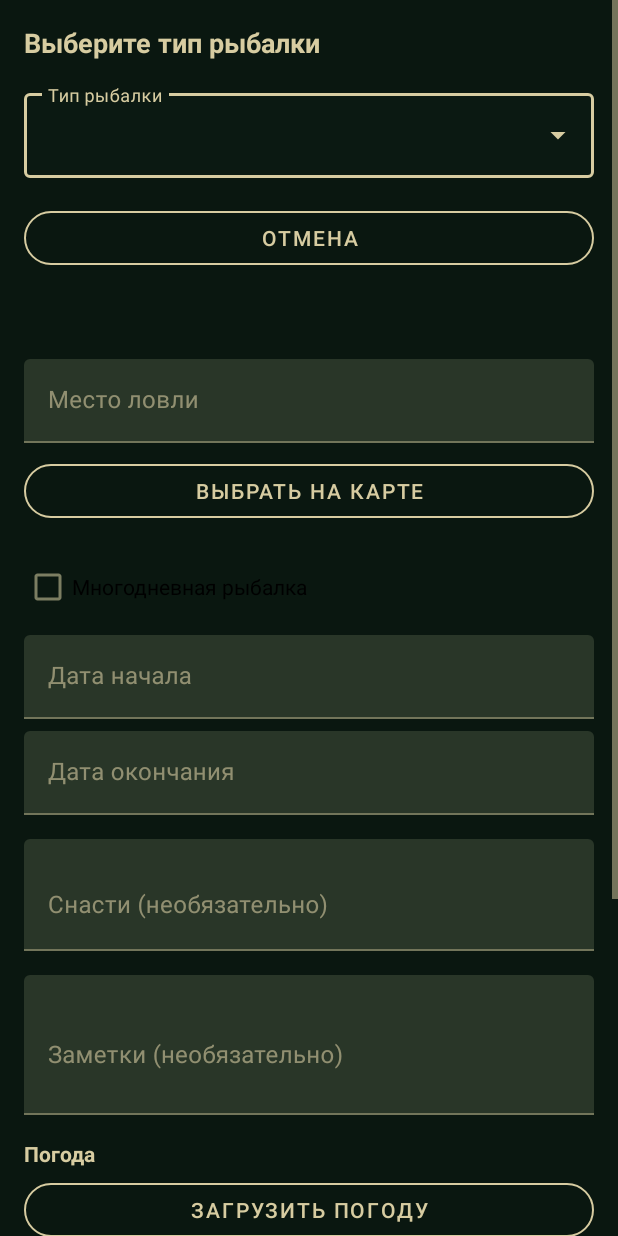
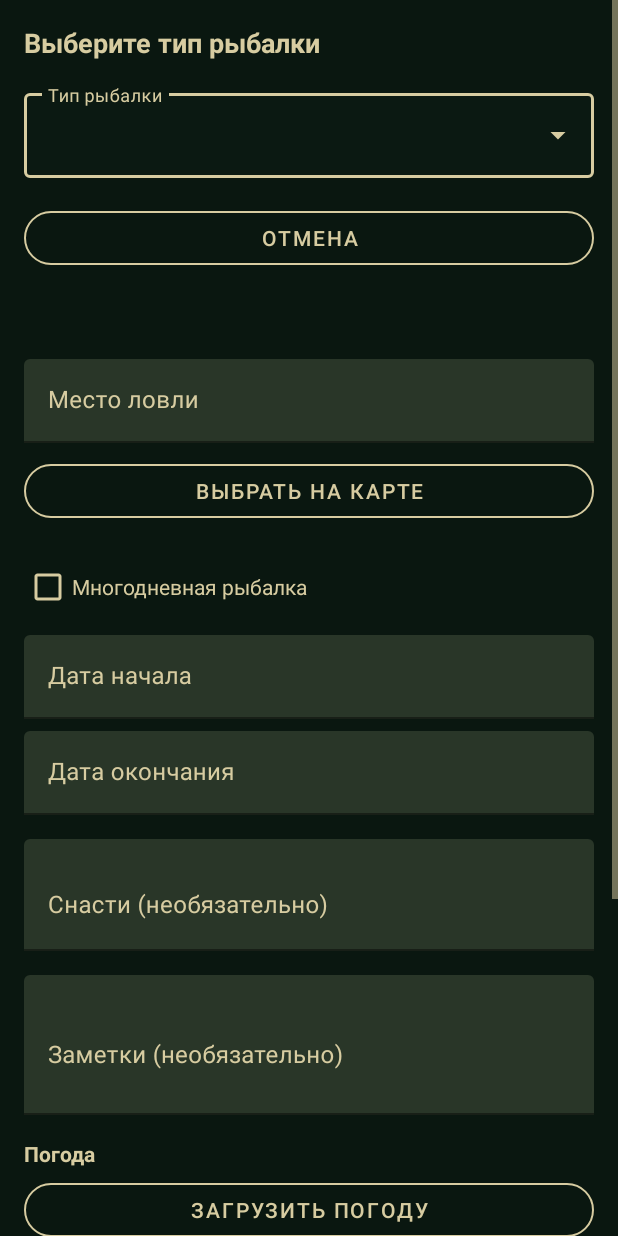
Before and after one commit to VyacheslavQA/Drift_Notes, an Android app built with Jetpack Compose: the layout activity_add_fishing_note.xml on its own in the app's theme, with its tools: preview values and no code run, on a phone screen of 412 x 824 dp. Run offline under Robolectric (Android 15) with nearby library versions, the phone set to English and light mode, and no system bars.

Commit message:
поправил цвет шрифта в заметке

```diff
--- a/app/src/main/res/layout/activity_add_fishing_note.xml
+++ b/app/src/main/res/layout/activity_add_fishing_note.xml
@@ -26,19 +26,24 @@
                 android:layout_marginBottom="16dp"
                 android:text="@string/select_fishing_type"
                 android:textSize="18sp"
-                android:textStyle="bold" />
+                android:textStyle="bold"
+                android:textColor="@color/primary" />
 
             <com.google.android.material.textfield.TextInputLayout
                 android:layout_width="match_parent"
                 android:layout_height="wrap_content"
-                style="@style/Widget.MaterialComponents.TextInputLayout.OutlinedBox.ExposedDropdownMenu">
+                style="@style/Widget.MaterialComponents.TextInputLayout.OutlinedBox.ExposedDropdownMenu"
+                android:textColorHint="@color/primary"
+                app:boxStrokeColor="@color/primary"
+                app:hintTextColor="@color/primary">
 
                 <AutoCompleteTextView
                     android:id="@+id/dropdownFishingType"
                     android:layout_width="match_parent"
                     android:layout_height="wrap_content"
                     android:hint="@string/fishing_type"
-                    android:inputType="none" />
+                    android:inputType="none"
+                    android:textColor="@color/on_surface" />
             </com.google.android.material.textfield.TextInputLayout>
 
             <Button
@@ -61,6 +66,7 @@
                     android:layout_height="wrap_content"
                     android:textSize="18sp"
                     android:textStyle="bold"
+                    android:textColor="@color/primary"
                     app:layout_constraintEnd_toEndOf="parent"
                     app:layout_constraintStart_toStartOf="parent"
                     app:layout_constraintTop_toTopOf="parent" />
@@ -71,6 +77,9 @@
                     android:layout_width="0dp"
                     android:layout_height="wrap_content"
                     android:layout_marginTop="16dp"
+                    android:textColorHint="@color/primary"
+                    app:boxStrokeColor="@color/primary"
+                    app:hintTextColor="@color/primary"
                     app:layout_constraintEnd_toEndOf="parent"
                     app:layout_constraintStart_toStartOf="parent"
                     app:layout_constraintTop_toBottomOf="@+id/formContentTitle">
@@ -80,7 +89,8 @@
                         android:layout_width="match_parent"
                         android:layout_height="wrap_content"
                         android:hint="@string/location"
-                        android:inputType="textCapSentences" />
+                        android:inputType="textCapSentences"
+                        android:textColor="@color/on_surface" />
                 </com.google.android.material.textfield.TextInputLayout>
 
                 <!-- Кнопка открытия карты -->
@@ -101,6 +111,7 @@
                     android:layout_height="wrap_content"
                     android:layout_marginTop="8dp"
                     android:visibility="gone"
+                    android:textColor="@color/on_surface"
                     app:layout_constraintEnd_toEndOf="parent"
                     app:layout_constraintStart_toStartOf="parent"
                     app:layout_constraintTop_toBottomOf="@+id/buttonOpenMap" />
@@ -112,6 +123,8 @@
                     android:layout_height="wrap_content"
                     android:layout_marginTop="16dp"
                     android:text="@string/multi_day_fishing"
+                    android:textColor="@color/on_surface"
+                    android:buttonTint="@color/primary"
                     app:layout_constraintEnd_toEndOf="parent"
                     app:layout_constraintStart_toStartOf="parent"
                     app:layout_constraintTop_toBottomOf="@+id/textViewSelectedCoordinates" />
@@ -122,6 +135,9 @@
                     android:layout_width="0dp"
                     android:layout_height="wrap_content"
                     android:layout_marginTop="8dp"
+                    android:textColorHint="@color/primary"
+                    app:boxStrokeColor="@color/primary"
+                    app:hintTextColor="@color/primary"
                     app:layout_constraintEnd_toEndOf="parent"
                     app:layout_constraintStart_toStartOf="parent"
                     app:layout_constraintTop_toBottomOf="@+id/checkBoxMultiDay">
@@ -132,7 +148,8 @@
                         android:layout_height="wrap_content"
                         android:focusable="false"
                         android:hint="@string/start_date"
-                        android:inputType="none" />
+                        android:inputType="none"
+                        android:textColor="@color/on_surface" />
                 </com.google.android.material.textfield.TextInputLayout>
 
                 <!-- Поле для конечной даты (скрыто при однодневной рыбалке) -->
@@ -141,6 +158,9 @@
                     android:layout_width="0dp"
                     android:layout_height="wrap_content"
                     android:layout_marginTop="8dp"
+                    android:textColorHint="@color/primary"
+                    app:boxStrokeColor="@color/primary"
+                    app:hintTextColor="@color/primary"
                     app:layout_constraintEnd_toEndOf="parent"
                     app:layout_constraintStart_toStartOf="parent"
                     app:layout_constraintTop_toBottomOf="@+id/layoutStartDate">
@@ -151,7 +171,8 @@
                         android:layout_height="wrap_content"
                         android:focusable="false"
                         android:hint="@string/end_date"
-                        android:inputType="none" />
+                        android:inputType="none"
+                        android:textColor="@color/on_surface" />
                 </com.google.android.material.textfield.TextInputLayout>
 
                 <!-- Поле для снастей (необязательное) -->
@@ -160,6 +181,9 @@
                     android:layout_width="0dp"
                     android:layout_height="wrap_content"
                     android:layout_marginTop="16dp"
+                    android:textColorHint="@color/primary"
+                    app:boxStrokeColor="@color/primary"
+                    app:hintTextColor="@color/primary"
                     app:layout_constraintEnd_toEndOf="parent"
                     app:layout_constraintStart_toStartOf="parent"
                     app:layout_constraintTop_toBottomOf="@+id/layoutEndDate">
@@ -170,7 +194,8 @@
                         android:layout_height="wrap_content"
                         android:hint="@string/tackle_optional"
                         android:inputType="textCapSentences|textMultiLine"
-                        android:minLines="2" />
+                        android:minLines="2"
+                        android:textColor="@color/on_surface" />
                 </com.google.android.material.textfield.TextInputLayout>
 
                 <!-- Поле для заметок (необязательное) -->
@@ -179,6 +204,9 @@
                     android:layout_width="0dp"
                     android:layout_height="wrap_content"
                     android:layout_marginTop="16dp"
+                    android:textColorHint="@color/primary"
+                    app:boxStrokeColor="@color/primary"
+                    app:hintTextColor="@color/primary"
                     app:layout_constraintEnd_toEndOf="parent"
                     app:layout_constraintStart_toStartOf="parent"
                     app:layout_constraintTop_toBottomOf="@+id/tackleInputLayout">
@@ -189,7 +217,8 @@
                         android:layout_height="wrap_content"
                         android:hint="@string/notes_optional"
                         android:inputType="textCapSentences|textMultiLine"
-                        android:minLines="3" />
+                        android:minLines="3"
+                        android:textColor="@color/on_surface" />
                 </com.google.android.material.textfield.TextInputLayout>
 
                 <!-- Блок для погоды -->
@@ -200,6 +229,7 @@
                     android:layout_marginTop="16dp"
                     android:text="@string/weather"
                     android:textStyle="bold"
+                    android:textColor="@color/primary"
                     app:layout_constraintEnd_toEndOf="parent"
                     app:layout_constraintStart_toStartOf="parent"
                     app:layout_constraintTop_toBottomOf="@+id/notesInputLayout" />
@@ -220,6 +250,7 @@
                     android:layout_width="wrap_content"
                     android:layout_height="wrap_content"
                     android:visibility="gone"
+                    android:indeterminateTint="@color/primary"
                     app:layout_constraintBottom_toBottomOf="@+id/buttonLoadWeather"
                     app:layout_constraintEnd_toEndOf="@+id/buttonLoadWeather"
                     app:layout_constraintStart_toStartOf="@+id/buttonLoadWeather"
@@ -231,6 +262,7 @@
                     android:layout_height="wrap_content"
                     android:layout_marginTop="8dp"
                     android:text="@string/weather_not_loaded"
+                    android:textColor="@color/on_surface"
                     app:layout_constraintEnd_toEndOf="parent"
                     app:layout_constraintStart_toStartOf="parent"
                     app:layout_constraintTop_toBottomOf="@+id/buttonLoadWeather" />
@@ -243,6 +275,7 @@
                     android:layout_marginTop="16dp"
                     android:text="@string/photos"
                     android:textStyle="bold"
+                    android:textColor="@color/primary"
                     app:layout_constraintEnd_toEndOf="parent"
                     app:layout_constraintStart_toStartOf="parent"
                     app:layout_constraintTop_toBottomOf="@+id/textViewWeatherStatus" />
@@ -262,6 +295,7 @@
                     android:layout_width="0dp"
                     android:layout_height="wrap_content"
                     android:layout_marginTop="8dp"
+                    android:textColor="@color/on_surface"
                     app:layout_constraintEnd_toEndOf="parent"
                     app:layout_constraintStart_toStartOf="parent"
                     app:layout_constraintTop_toBottomOf="@+id/buttonAddPhoto" />
@@ -311,6 +345,7 @@
         android:layout_width="wrap_content"
         android:layout_height="wrap_content"
         android:layout_gravity="center"
-        android:visibility="gone" />
+        android:visibility="gone"
+        android:indeterminateTint="@color/primary" />
 
 </androidx.coordinatorlayout.widget.CoordinatorLayout>
```
Also changed, not shown: app/src/main/java/com/example/driftnotes/fishing/AddFishingNoteActivity.kt (+20 -3 lines), app/src/main/res/values/themes.xml (+47 -0 lines).
